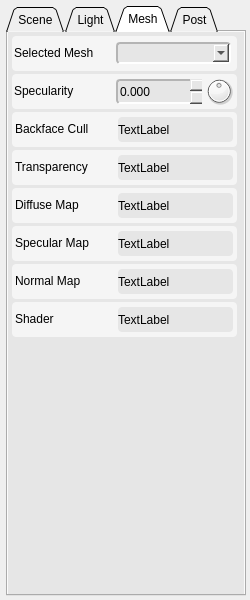
Qt form ShaderEditor/qt/project/tweaker.ui (karajensen/shader-editor) before a commit.
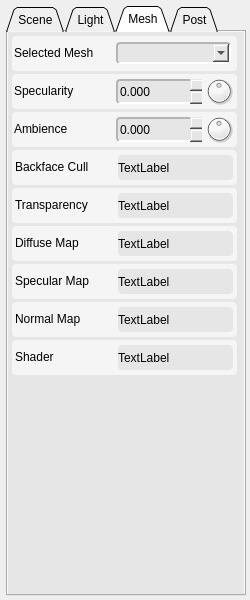
The same form after that commit. The open tabs and pages were chosen to show the change.

Commit message: added mesh ambience and constant buffer updates

What changed in the file:
```diff
--- a/ShaderEditor/qt/project/tweaker.ui
+++ b/ShaderEditor/qt/project/tweaker.ui
@@ -3913,6 +3913,170 @@
           </widget>
          </widget>
         </item>
+        <item>
+         <widget class="QFrame" name="meshAmbience">
+          <property name="minimumSize">
+           <size>
+            <width>225</width>
+            <height>35</height>
+           </size>
+          </property>
+          <property name="maximumSize">
+           <size>
+            <width>225</width>
+            <height>35</height>
+           </size>
+          </property>
+          <property name="styleSheet">
+           <string notr="true">background-color: rgb(245, 245, 245);
+border-radius: 4px;</string>
+          </property>
+          <property name="frameShape">
+           <enum>QFrame::NoFrame</enum>
+          </property>
+          <property name="frameShadow">
+           <enum>QFrame::Plain</enum>
+          </property>
+          <property name="lineWidth">
+           <number>0</number>
+          </property>
+          <widget class="QLabel" name="meshAmbience_lbl">
+           <property name="geometry">
+            <rect>
+             <x>2</x>
+             <y>2</y>
+             <width>100</width>
+             <height>30</height>
+            </rect>
+           </property>
+           <property name="sizePolicy">
+            <sizepolicy hsizetype="Fixed" vsizetype="Fixed">
+             <horstretch>0</horstretch>
+             <verstretch>0</verstretch>
+            </sizepolicy>
+           </property>
+           <property name="minimumSize">
+            <size>
+             <width>100</width>
+             <height>30</height>
+            </size>
+           </property>
+           <property name="maximumSize">
+            <size>
+             <width>100</width>
+             <height>30</height>
+            </size>
+           </property>
+           <property name="font">
+            <font>
+             <weight>50</weight>
+             <bold>false</bold>
+            </font>
+           </property>
+           <property name="styleSheet">
+            <string notr="true">border-width: 0px;</string>
+           </property>
+           <property name="text">
+            <string>Ambience</string>
+           </property>
+           <property name="margin">
+            <number>1</number>
+           </property>
+          </widget>
+          <widget class="QDoubleSpinBox" name="meshAmbience_value">
+           <property name="geometry">
+            <rect>
+             <x>104</x>
+             <y>5</y>
+             <width>86</width>
+             <height>25</height>
+            </rect>
+           </property>
+           <property name="sizePolicy">
+            <sizepolicy hsizetype="Fixed" vsizetype="Fixed">
+             <horstretch>0</horstretch>
+             <verstretch>0</verstretch>
+            </sizepolicy>
+           </property>
+           <property name="minimumSize">
+            <size>
+             <width>86</width>
+             <height>25</height>
+            </size>
+           </property>
+           <property name="maximumSize">
+            <size>
+             <width>86</width>
+             <height>25</height>
+            </size>
+           </property>
+           <property name="styleSheet">
+            <string notr="true">background-color: rgb(230, 230, 230);
+border-top-color: rgb(180, 180, 180);
+border-left-color: rgb(180, 180, 180);
+border-bottom-color: rgb(255, 255, 255);
+border-right-color: rgb(255, 255, 255);
+border-style: solid;
+border-width: 2px;</string>
+           </property>
+           <property name="frame">
+            <bool>false</bool>
+           </property>
+           <property name="buttonSymbols">
+            <enum>QAbstractSpinBox::UpDownArrows</enum>
+           </property>
+           <property name="decimals">
+            <number>3</number>
+           </property>
+           <property name="minimum">
+            <double>-9999.000000000000000</double>
+           </property>
+           <property name="maximum">
+            <double>9999.000000000000000</double>
+           </property>
+           <property name="singleStep">
+            <double>0.050000000000000</double>
+           </property>
+          </widget>
+          <widget class="QDial" name="meshAmbience_dial">
+           <property name="geometry">
+            <rect>
+             <x>192</x>
+             <y>2</y>
+             <width>30</width>
+             <height>30</height>
+            </rect>
+           </property>
+           <property name="sizePolicy">
+            <sizepolicy hsizetype="Fixed" vsizetype="Fixed">
+             <horstretch>0</horstretch>
+             <verstretch>0</verstretch>
+            </sizepolicy>
+           </property>
+           <property name="minimumSize">
+            <size>
+             <width>30</width>
+             <height>30</height>
+            </size>
+           </property>
+           <property name="maximumSize">
+            <size>
+             <width>30</width>
+             <height>30</height>
+            </size>
+           </property>
+           <property name="styleSheet">
+            <string notr="true">border-width: 0px;</string>
+           </property>
+           <property name="minimum">
+            <number>-10000</number>
+           </property>
+           <property name="maximum">
+            <number>10000</number>
+           </property>
+          </widget>
+         </widget>
+        </item>
         <item>
          <widget class="QFrame" name="backfaceCull">
           <property name="sizePolicy">
```
Left out of the diff: 2 changed lines with no effect on the pictures. The commit also changes 19 other files.
